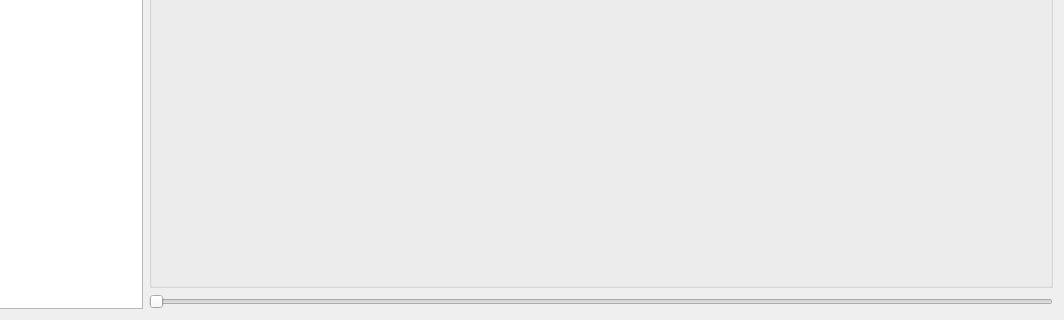
The window that DataReplay/DataReplay_Form.ui (SanXiaoXing/PyUtilDemos) describes before a commit, drawn with Qt 5; both pictures show x 94 to 1158 and y 494 to 814 of the 1158 by 814 pixel window.
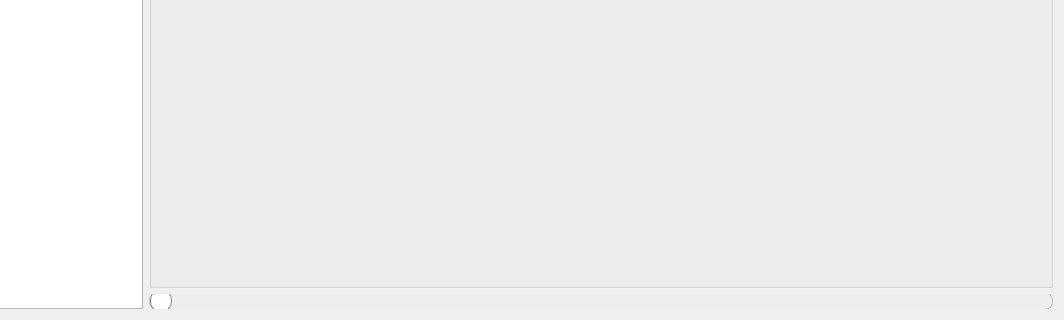
The same window after the commit.

Commit message: style(DataReplay): 优化了UI

```diff
--- a/DataReplay/DataReplay_Form.ui
+++ b/DataReplay/DataReplay_Form.ui
@@ -42,6 +42,35 @@
      </item>
      <item row="2" column="1">
       <widget class="QSlider" name="horizontalSlider">
+       <property name="styleSheet">
+        <string notr="true">QSlider::groove:horizontal {
+    border: 1px solid #bbb;
+    height: 16px;  /* 加宽 */
+    background: #eee;
+    border-radius: 8px;
+    margin: 4px 0;
+}
+
+QSlider::handle:horizontal {
+    background: #ffffff;
+    border: 1px solid #888;
+    width: 20px;
+    height: 20px;
+    margin: -3px 0;  /* 向上/下居中 */
+    border-radius: 10px;
+}
+
+QSlider::handle:horizontal:hover {
+    background: #cce6ff;
+    border: 1px solid #3399ff;
+}
+
+QSlider::handle:horizontal:pressed {
+    background: #3399ff;
+    border: 1px solid #267acc;
+}
+</string>
+       </property>
        <property name="orientation">
         <enum>Qt::Horizontal</enum>
        </property>
```
The commit also changes 9 other files.
